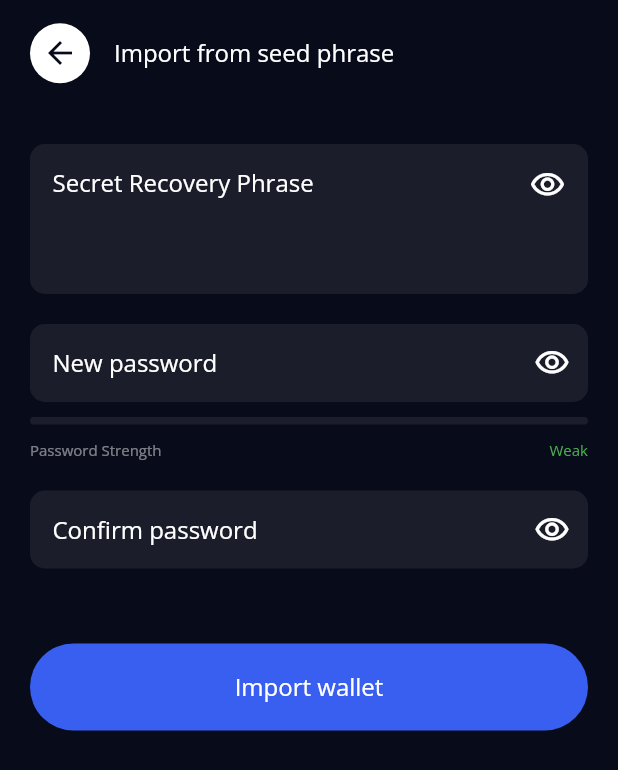
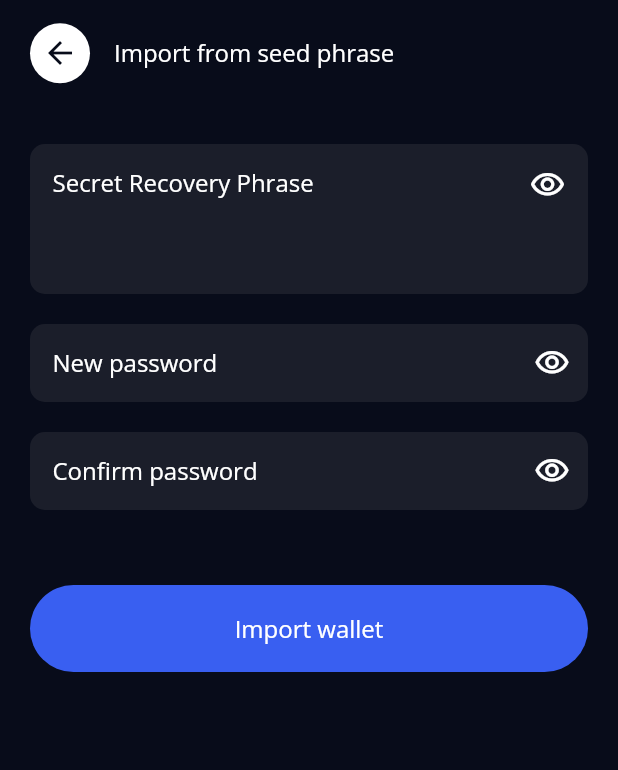
Before and after one commit to conraduouou/nft-ticketing, a Flutter app: the ImportSeedPage screen opened by its route, on a phone screen of 412 x 824 dp. Shown: the top 770 px of the screen. Run offline on Flutter 3.47's test engine with Material 2 defaults, Android fonts, the phone set to English and light mode, and no system bars; our stand-ins replace flutter_keyboard_visibility, flutter_svg, grouped_list, image_picker, recase, share_plus.

Commit message:
+1: don't show password strength validator when new password field is 0

```diff
--- a/lib/screens/landing/import_seed_page/import_seed_page.dart
+++ b/lib/screens/landing/import_seed_page/import_seed_page.dart
@@ -37,8 +37,19 @@ class ImportSeedPage extends StatelessWidget {
                     isObscurable: true,
                     onChanged: provider.onNewChange,
                   ),
-                  const SizedBox(height: 10),
-                  const _NFTImportSeedPagePasswordStrength(),
+                  Selector<NewPasswordProvider, int>(
+                    selector: (c, p) => p.newPassword.length,
+                    child: Column(
+                      children: const [
+                        SizedBox(height: 10),
+                        _NFTImportSeedPagePasswordStrength(),
+                      ],
+                    ),
+                    builder: (_, length, child) {
+                      if (length != 0) return child!;
+                      return Container();
+                    },
+                  ),
                   const SizedBox(height: 20),
                   NFTField(
                     hintText: 'Confirm password',
```
